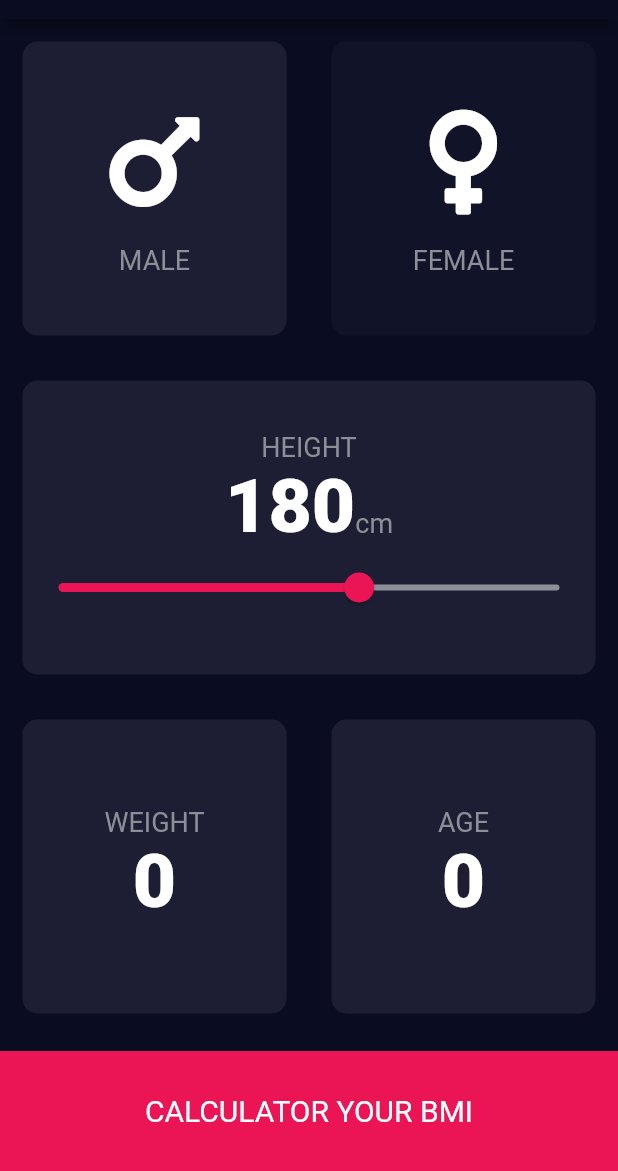
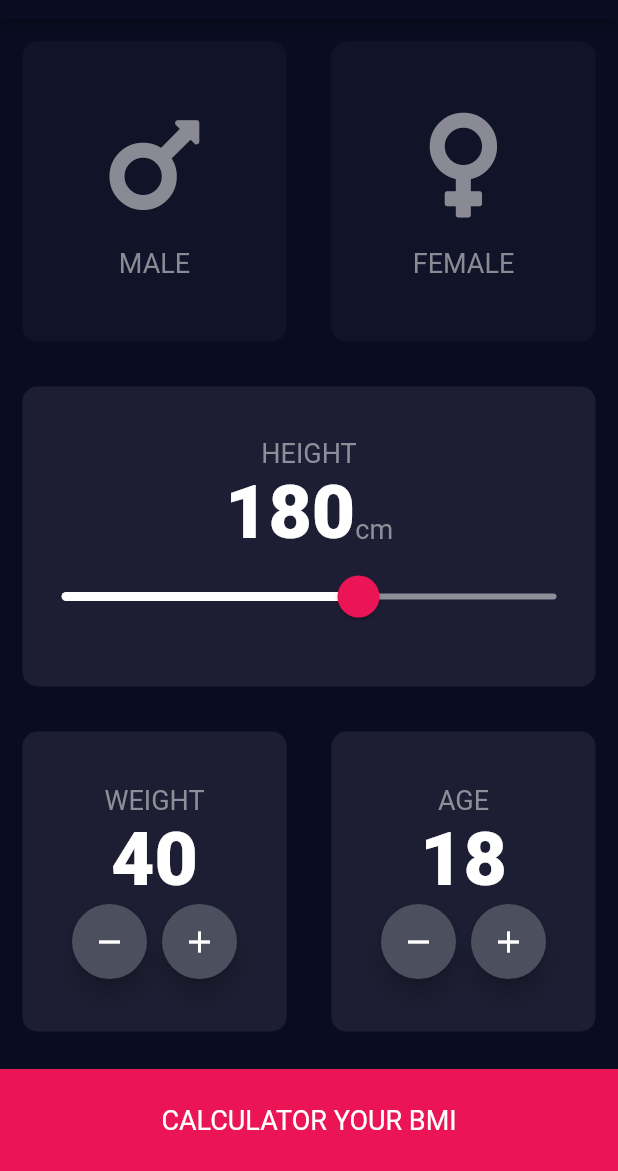
Before and after one commit to DanhVanPham/Calculator-BMI, a Flutter app: the screen it shows after launch, on a phone screen of 412 x 824 dp, the part 65-1236 px from its top. Run offline on Flutter 3.47's test engine with Material 2 defaults, Android fonts, the phone set to English and light mode, and no system bars; our stand-ins replace font_awesome_flutter.

Commit message:
[DanhPV] create container weight and age

```diff
--- a/lib/constants.dart
+++ b/lib/constants.dart
@@ -1,7 +1,7 @@
 import 'package:flutter/material.dart';
 
 const kLabelTextStyle = TextStyle(fontSize: 18.0, color: Color(0xff8d8e98));
-const kHeightContainerBottom = 80.0;
+const kHeightContainerBottom = 68.0;
 const kActiveBacColorCard = Color(0xff1d1e33);
 const kInacticeBacColorCard = Color(0xff111328);
 const kBackgroundColorBottom = Color(0xffeb1555);
--- a/lib/icon_data.dart
+++ b/lib/icon_data.dart
@@ -2,11 +2,11 @@ import 'package:flutter/material.dart';
 import 'constants.dart';
 
 class IconContent extends StatelessWidget {
-  IconContent({required this.iconData, required this.label});
+  IconContent({required this.iconData, required this.label, this.colour});
 
   final IconData iconData;
   final String label;
-
+  final Color? colour;
   @override
   Widget build(BuildContext context) {
     return Column(
@@ -15,13 +15,14 @@ class IconContent extends StatelessWidget {
         Icon(
           iconData,
           size: 80,
+          color: colour,
         ),
         SizedBox(
           height: 15.0,
         ),
         Text(
           label,
-          style: kLabelTextStyle,
+          style: TextStyle(fontSize: 18.0, color: colour),
         ),
       ],
     );
--- a/lib/input_page.dart
+++ b/lib/input_page.dart
@@ -17,8 +17,8 @@ class _InputPageState extends State<InputPage> {
   Color femaleColor = kInacticeBacColorCard;
 
   // male = 1; female = 2
-  GenderType selectedGender = GenderType.male;
-  int height = 180, weight = 0, age = 0;
+  GenderType? selectedGender;
+  int height = 180, weight = 40, age = 18;
   @override
   Widget build(BuildContext context) {
     return Scaffold(
@@ -39,6 +39,9 @@ class _InputPageState extends State<InputPage> {
                         cardChild: IconContent(
                           iconData: FontAwesomeIcons.mars,
                           label: 'MALE',
+                          colour: selectedGender == GenderType.male
+                              ? Colors.white
+                              : Color(0xff898a94),
                         ),
                         onPress: () {
                           setState(() {
@@ -55,6 +58,9 @@ class _InputPageState extends State<InputPage> {
                         cardChild: IconContent(
                           iconData: FontAwesomeIcons.venus,
                           label: 'FEMALE',
+                          colour: selectedGender == GenderType.female
+                              ? Colors.white
+                              : Color(0xff898a94),
                         ),
                         onPress: () {
                           setState(() {
@@ -94,17 +100,27 @@ class _InputPageState extends State<InputPage> {
                           ),
                         ],
                       ),
-                      Slider(
+                      SliderTheme(
+                        data: SliderTheme.of(context).copyWith(
+                          thumbShape:
+                              RoundSliderThumbShape(enabledThumbRadius: 14),
+                          overlayShape:
+                              RoundSliderOverlayShape(overlayRadius: 26),
+                          thumbColor: Color(0xffeb1555),
+                          activeTrackColor: Colors.white,
+                          overlayColor: Color(0x29eb1555),
+                          inactiveTrackColor: Color(0xff8d8e98),
+                        ),
+                        child: Slider(
                           value: height.toDouble(),
                           min: 120,
                           max: 220,
-                        activeColor: Color(0xffeb1555),
-                        inactiveColor: Color(0xff8d8e98),
                           onChanged: (double value) {
                             setState(() {
                               height = value.round();
                             });
                           },
+                        ),
                       ),
                     ],
                   ),
@@ -137,6 +153,32 @@ class _InputPageState extends State<InputPage> {
                                 ),
                               ],
                             ),
+                            Row(
+                              mainAxisAlignment: MainAxisAlignment.center,
+                              children: [
+                                RoundIconButton(
+                                  iconData: Icons.remove,
+                                  onPress: () {
+                                    setState(() {
+                                      if (weight > 0) {
+                                        --weight;
+                                      }
+                                    });
+                                  },
+                                ),
+                                SizedBox(
+                                  width: 10.0,
+                                ),
+                                RoundIconButton(
+                                  iconData: Icons.add,
+                                  onPress: () {
+                                    setState(() {
+                                      ++weight;
+                                    });
+                                  },
+                                ),
+                              ],
+                            )
                           ],
                         ),
                       ),
@@ -165,6 +207,32 @@ class _InputPageState extends State<InputPage> {
                                 ),
                               ],
                             ),
+                            Row(
+                              mainAxisAlignment: MainAxisAlignment.center,
+                              children: [
+                                RoundIconButton(
+                                  iconData: Icons.remove,
+                                  onPress: () {
+                                    setState(() {
+                                      if (age > 0) {
+                                        --age;
+                                      }
+                                    });
+                                  },
+                                ),
+                                SizedBox(
+                                  width: 10.0,
+                                ),
+                                RoundIconButton(
+                                  iconData: Icons.add,
+                                  onPress: () {
+                                    setState(() {
+                                      ++age;
+                                    });
+                                  },
+                                ),
+                              ],
+                            )
                           ],
                         ),
                       ),
@@ -182,7 +250,7 @@ class _InputPageState extends State<InputPage> {
                       child: Text(
                     'CALCULATOR YOUR BMI',
                     style: TextStyle(
-                      fontSize: 20.0,
+                      fontSize: 18.0,
                     ),
                   )),
                 ),
@@ -190,6 +258,29 @@ class _InputPageState extends State<InputPage> {
             ],
           ),
         ));
+  }
+}
+
+class RoundIconButton extends StatelessWidget {
+  RoundIconButton({required this.iconData, required this.onPress});
+
+  IconData iconData;
+
+  VoidCallback onPress;
+
+  @override
+  Widget build(BuildContext context) {
+    return RawMaterialButton(
+      constraints: BoxConstraints.tightFor(
+        width: 50.0,
+        height: 50.0,
+      ),
+      shape: CircleBorder(),
+      fillColor: Color(0xff4c4f5e),
+      child: Icon(iconData),
+      elevation: 6.0,
+      onPressed: onPress,
+    );
   }
 }
 
--- a/lib/main.dart
+++ b/lib/main.dart
@@ -12,7 +12,7 @@ class BMICalculator extends StatelessWidget {
     return MaterialApp(
       theme: ThemeData.dark().copyWith(
         primaryColor: Color(0xFF0A0D22),
-        // accentColor: Color(0xffeb1555),
+        // accentColor: Color(0xff1d1e33),
         scaffoldBackgroundColor: Color(0xff0a0d22),
         // textTheme: TextTheme(body1: TextStyle(color: Colors.white))
       ),
```
Lines whose indentation alone changed are shown as unchanged.
